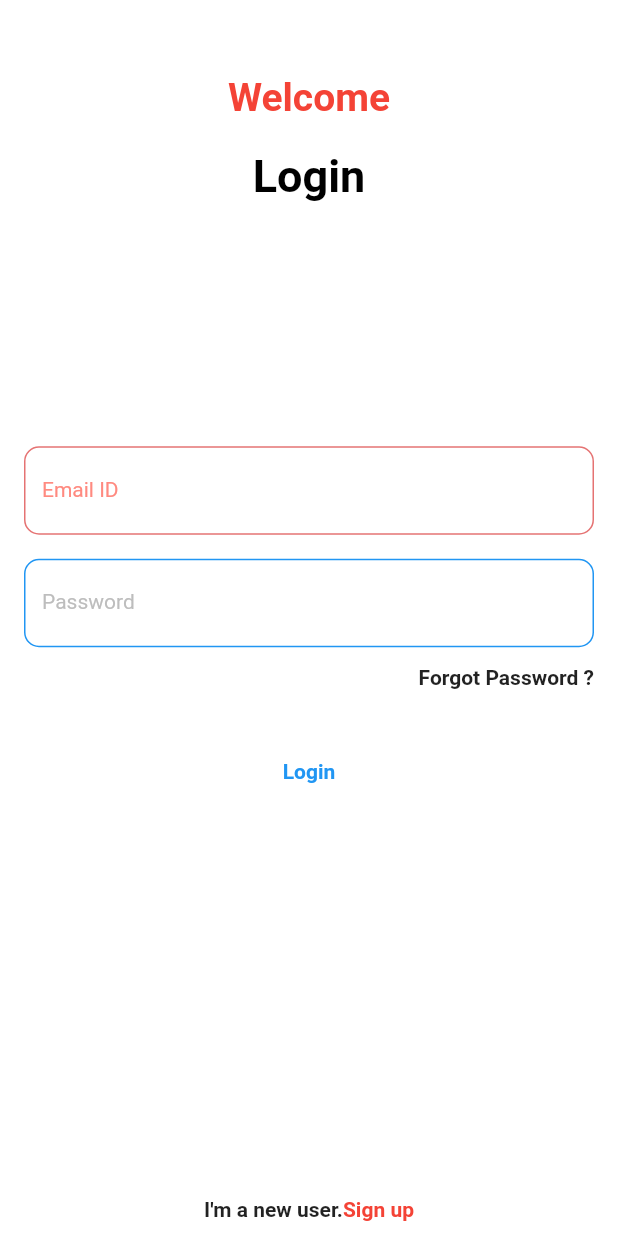
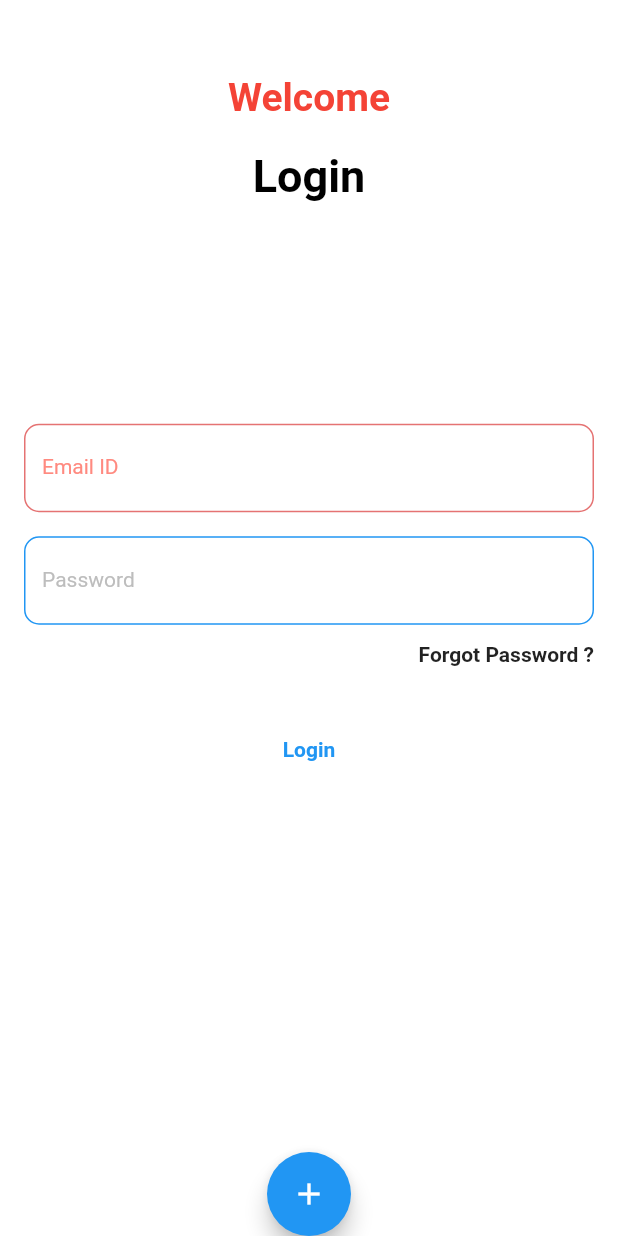
Before and after one commit to ParthGuptaHL/flutter_application_1, a Flutter app: the screen it shows after launch, on a phone screen of 412 x 824 dp. Run offline on Flutter 3.47's test engine with Material 2 defaults, Android fonts, the phone set to English and light mode, and no system bars; our stand-ins replace hive, hive_flutter; accounts and stored records are empty.

Commit message:
added new user registration

```diff
--- a/lib/page/login_page.dart
+++ b/lib/page/login_page.dart
@@ -3,6 +3,7 @@ import 'package:flutter/material.dart';
 import 'package:flutter_application_1/boxes.dart';
 import 'package:flutter_application_1/model/registration.dart';
 import 'package:flutter_application_1/page/registration_page.dart';
+import 'package:flutter_application_1/widgets/registration_dialog.dart';
 
 class LoginPage extends StatelessWidget {
   TextEditingController emailController = TextEditingController();
@@ -138,29 +139,13 @@ class LoginPage extends StatelessWidget {
                   ),
                 ],
               ),
-              Padding(
-                padding: EdgeInsets.only(bottom: 10),
-                child: Row(
-                  mainAxisAlignment: MainAxisAlignment.center,
-                  children: <Widget>[
-                    Text(
-                      "I'm a new user.",
-                      style: TextStyle(fontWeight: FontWeight.bold),
-                    ),
-                    GestureDetector(
-                      onTap: () {
-                        Navigator.push(context,
-                            MaterialPageRoute(builder: (context) {
-                          return RegistrationPage();
-                        }));
-                      },
-                      child: Text(
-                        "Sign up",
-                        style: TextStyle(
-                            fontWeight: FontWeight.bold, color: Colors.red),
-                      ),
-                    )
-                  ],
+              FloatingActionButton(
+                child: Icon(Icons.add),
+                onPressed: () => showDialog(
+                  context: context,
+                  builder: (context) => RegistrationDialog(
+                    onClickedDone: addRegistration,
+                  ),
                 ),
               )
             ],
@@ -169,4 +154,15 @@ class LoginPage extends StatelessWidget {
       ),
     );
   }
+
+  addRegistration(String name, String email, String password) {
+    final registration = Registration()
+      ..name = name
+      ..createdDate = DateTime.now()
+      ..email = email
+      ..password = password;
+
+    final box = Boxes.getRegistrations();
+    box.add(registration);
+  }
 }
```
Also changed, not shown: lib/page/registration_page1.dart (deleted).
